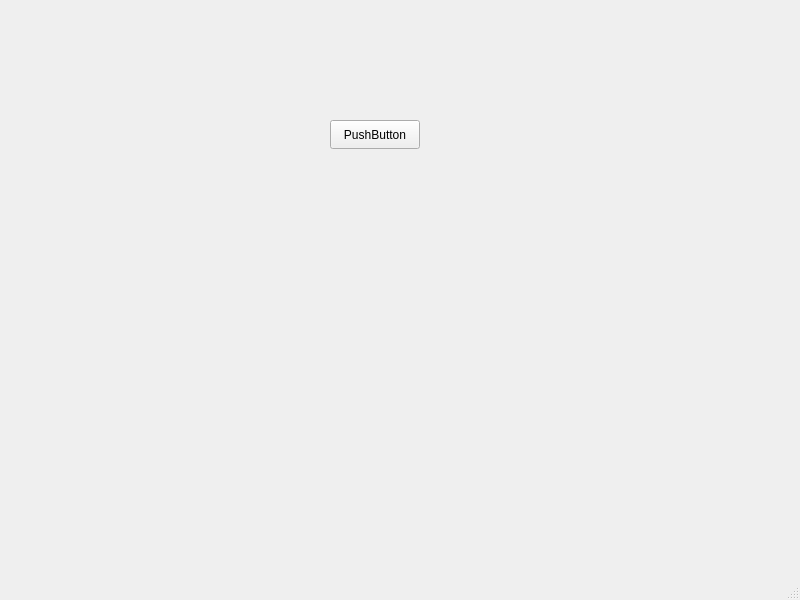
This is mainwindow.ui in AlysonVI/ComputacaoGrafica as Qt 5 draws it before an edit. The edited form follows.
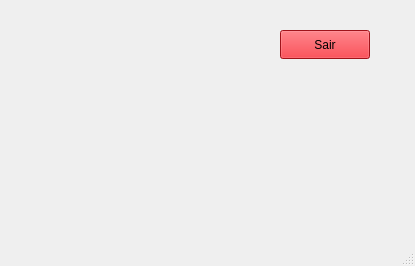
This is the edited form.

```diff
--- a/mainwindow.ui
+++ b/mainwindow.ui
@@ -6,8 +6,8 @@
    <rect>
     <x>0</x>
     <y>0</y>
-    <width>800</width>
-    <height>600</height>
+    <width>415</width>
+    <height>266</height>
    </rect>
   </property>
   <property name="windowTitle">
@@ -17,14 +17,483 @@
    <widget class="QPushButton" name="pushButton">
     <property name="geometry">
      <rect>
-      <x>330</x>
-      <y>120</y>
+      <x>280</x>
+      <y>30</y>
       <width>90</width>
       <height>29</height>
      </rect>
     </property>
+    <property name="palette">
+     <palette>
+      <active>
+       <colorrole role="WindowText">
+        <brush brushstyle="SolidPattern">
+         <color alpha="255">
+          <red>0</red>
+          <green>0</green>
+          <blue>0</blue>
+         </color>
+        </brush>
+       </colorrole>
+       <colorrole role="Button">
+        <brush brushstyle="SolidPattern">
+         <color alpha="255">
+          <red>224</red>
+          <green>27</green>
+          <blue>36</blue>
+         </color>
+        </brush>
+       </colorrole>
+       <colorrole role="Light">
+        <brush brushstyle="SolidPattern">
+         <color alpha="255">
+          <red>255</red>
+          <green>112</green>
+          <blue>118</blue>
+         </color>
+        </brush>
+       </colorrole>
+       <colorrole role="Midlight">
+        <brush brushstyle="SolidPattern">
+         <color alpha="255">
+          <red>239</red>
+          <green>69</green>
+          <blue>77</blue>
+         </color>
+        </brush>
+       </colorrole>
+       <colorrole role="Dark">
+        <brush brushstyle="SolidPattern">
+         <color alpha="255">
+          <red>112</red>
+          <green>13</green>
+          <blue>18</blue>
+         </color>
+        </brush>
+       </colorrole>
+       <colorrole role="Mid">
+        <brush brushstyle="SolidPattern">
+         <color alpha="255">
+          <red>149</red>
+          <green>18</green>
+          <blue>24</blue>
+         </color>
+        </brush>
+       </colorrole>
+       <colorrole role="Text">
+        <brush brushstyle="SolidPattern">
+         <color alpha="255">
+          <red>0</red>
+          <green>0</green>
+          <blue>0</blue>
+         </color>
+        </brush>
+       </colorrole>
+       <colorrole role="BrightText">
+        <brush brushstyle="SolidPattern">
+         <color alpha="255">
+          <red>255</red>
+          <green>255</green>
+          <blue>255</blue>
+         </color>
+        </brush>
+       </colorrole>
+       <colorrole role="ButtonText">
+        <brush brushstyle="SolidPattern">
+         <color alpha="255">
+          <red>0</red>
+          <green>0</green>
+          <blue>0</blue>
+         </color>
+        </brush>
+       </colorrole>
+       <colorrole role="Base">
+        <brush brushstyle="SolidPattern">
+         <color alpha="255">
+          <red>255</red>
+          <green>255</green>
+          <blue>255</blue>
+         </color>
+        </brush>
+       </colorrole>
+       <colorrole role="Window">
+        <brush brushstyle="SolidPattern">
+         <color alpha="255">
+          <red>224</red>
+          <green>27</green>
+          <blue>36</blue>
+         </color>
+        </brush>
+       </colorrole>
+       <colorrole role="Shadow">
+        <brush brushstyle="SolidPattern">
+         <color alpha="255">
+          <red>0</red>
+          <green>0</green>
+          <blue>0</blue>
+         </color>
+        </brush>
+       </colorrole>
+       <colorrole role="AlternateBase">
+        <brush brushstyle="SolidPattern">
+         <color alpha="255">
+          <red>239</red>
+          <green>141</green>
+          <blue>145</blue>
+         </color>
+        </brush>
+       </colorrole>
+       <colorrole role="ToolTipBase">
+        <brush brushstyle="SolidPattern">
+         <color alpha="255">
+          <red>255</red>
+          <green>255</green>
+          <blue>220</blue>
+         </color>
+        </brush>
+       </colorrole>
+       <colorrole role="ToolTipText">
+        <brush brushstyle="SolidPattern">
+         <color alpha="255">
+          <red>0</red>
+          <green>0</green>
+          <blue>0</blue>
+         </color>
+        </brush>
+       </colorrole>
+       <colorrole role="PlaceholderText">
+        <brush brushstyle="SolidPattern">
+         <color alpha="127">
+          <red>0</red>
+          <green>0</green>
+          <blue>0</blue>
+         </color>
+        </brush>
+       </colorrole>
+       <colorrole role="Accent">
+        <brush brushstyle="SolidPattern">
+         <color alpha="255">
+          <red>255</red>
+          <green>255</green>
+          <blue>255</blue>
+         </color>
+        </brush>
+       </colorrole>
+      </active>
+      <inactive>
+       <colorrole role="WindowText">
+        <brush brushstyle="SolidPattern">
+         <color alpha="255">
+          <red>0</red>
+          <green>0</green>
+          <blue>0</blue>
+         </color>
+        </brush>
+       </colorrole>
+       <colorrole role="Button">
+        <brush brushstyle="SolidPattern">
+         <color alpha="255">
+          <red>224</red>
+          <green>27</green>
+          <blue>36</blue>
+         </color>
+        </brush>
+       </colorrole>
+       <colorrole role="Light">
+        <brush brushstyle="SolidPattern">
+         <color alpha="255">
+          <red>255</red>
+          <green>112</green>
+          <blue>118</blue>
+         </color>
+        </brush>
+       </colorrole>
+       <colorrole role="Midlight">
+        <brush brushstyle="SolidPattern">
+         <color alpha="255">
+          <red>239</red>
+          <green>69</green>
+          <blue>77</blue>
+         </color>
+        </brush>
+       </colorrole>
+       <colorrole role="Dark">
+        <brush brushstyle="SolidPattern">
+         <color alpha="255">
+          <red>112</red>
+          <green>13</green>
+          <blue>18</blue>
+         </color>
+        </brush>
+       </colorrole>
+       <colorrole role="Mid">
+        <brush brushstyle="SolidPattern">
+         <color alpha="255">
+          <red>149</red>
+          <green>18</green>
+          <blue>24</blue>
+         </color>
+        </brush>
+       </colorrole>
+       <colorrole role="Text">
+        <brush brushstyle="SolidPattern">
+         <color alpha="255">
+          <red>0</red>
+          <green>0</green>
+          <blue>0</blue>
+         </color>
+        </brush>
+       </colorrole>
+       <colorrole role="BrightText">
+        <brush brushstyle="SolidPattern">
+         <color alpha="255">
+          <red>255</red>
+          <green>255</green>
+          <blue>255</blue>
+         </color>
+        </brush>
+       </colorrole>
+       <colorrole role="ButtonText">
+        <brush brushstyle="SolidPattern">
+         <color alpha="255">
+          <red>0</red>
+          <green>0</green>
+          <blue>0</blue>
+         </color>
+        </brush>
+       </colorrole>
+       <colorrole role="Base">
+        <brush brushstyle="SolidPattern">
+         <color alpha="255">
+          <red>255</red>
+          <green>255</green>
+          <blue>255</blue>
+         </color>
+        </brush>
+       </colorrole>
+       <colorrole role="Window">
+        <brush brushstyle="SolidPattern">
+         <color alpha="255">
+          <red>224</red>
+          <green>27</green>
+          <blue>36</blue>
+         </color>
+        </brush>
+       </colorrole>
+       <colorrole role="Shadow">
+        <brush brushstyle="SolidPattern">
+         <color alpha="255">
+          <red>0</red>
+          <green>0</green>
+          <blue>0</blue>
+         </color>
+        </brush>
+       </colorrole>
+       <colorrole role="AlternateBase">
+        <brush brushstyle="SolidPattern">
+         <color alpha="255">
+          <red>239</red>
+          <green>141</green>
+          <blue>145</blue>
+         </color>
+        </brush>
+       </colorrole>
+       <colorrole role="ToolTipBase">
+        <brush brushstyle="SolidPattern">
+         <color alpha="255">
+          <red>255</red>
+          <green>255</green>
+          <blue>220</blue>
+         </color>
+        </brush>
+       </colorrole>
+       <colorrole role="ToolTipText">
+        <brush brushstyle="SolidPattern">
+         <color alpha="255">
+          <red>0</red>
+          <green>0</green>
+          <blue>0</blue>
+         </color>
+        </brush>
+       </colorrole>
+       <colorrole role="PlaceholderText">
+        <brush brushstyle="SolidPattern">
+         <color alpha="127">
+          <red>0</red>
+          <green>0</green>
+          <blue>0</blue>
+         </color>
+        </brush>
+       </colorrole>
+       <colorrole role="Accent">
+        <brush brushstyle="SolidPattern">
+         <color alpha="255">
+          <red>255</red>
+          <green>255</green>
+          <blue>255</blue>
+         </color>
+        </brush>
+       </colorrole>
+      </inactive>
+      <disabled>
+       <colorrole role="WindowText">
+        <brush brushstyle="SolidPattern">
+         <color alpha="255">
+          <red>112</red>
+          <green>13</green>
+          <blue>18</blue>
+         </color>
+        </brush>
+       </colorrole>
+       <colorrole role="Button">
+        <brush brushstyle="SolidPattern">
+         <color alpha="255">
+          <red>224</red>
+          <green>27</green>
+          <blue>36</blue>
+         </color>
+        </brush>
+       </colorrole>
+       <colorrole role="Light">
+        <brush brushstyle="SolidPattern">
+         <color alpha="255">
+          <red>255</red>
+          <green>112</green>
+          <blue>118</blue>
+         </color>
+        </brush>
+       </colorrole>
+       <colorrole role="Midlight">
+        <brush brushstyle="SolidPattern">
+         <color alpha="255">
+          <red>239</red>
+          <green>69</green>
+          <blue>77</blue>
+         </color>
+        </brush>
+       </colorrole>
+       <colorrole role="Dark">
+        <brush brushstyle="SolidPattern">
+         <color alpha="255">
+          <red>112</red>
+          <green>13</green>
+          <blue>18</blue>
+         </color>
+        </brush>
+       </colorrole>
+       <colorrole role="Mid">
+        <brush brushstyle="SolidPattern">
+         <color alpha="255">
+          <red>149</red>
+          <green>18</green>
+          <blue>24</blue>
+         </color>
+        </brush>
+       </colorrole>
+       <colorrole role="Text">
+        <brush brushstyle="SolidPattern">
+         <color alpha="255">
+          <red>112</red>
+          <green>13</green>
+          <blue>18</blue>
+         </color>
+        </brush>
+       </colorrole>
+       <colorrole role="BrightText">
+        <brush brushstyle="SolidPattern">
+         <color alpha="255">
+          <red>255</red>
+          <green>255</green>
+          <blue>255</blue>
+         </color>
+        </brush>
+       </colorrole>
+       <colorrole role="ButtonText">
+        <brush brushstyle="SolidPattern">
+         <color alpha="255">
+          <red>112</red>
+          <green>13</green>
+          <blue>18</blue>
+         </color>
+        </brush>
+       </colorrole>
+       <colorrole role="Base">
+        <brush brushstyle="SolidPattern">
+         <color alpha="255">
+          <red>224</red>
+          <green>27</green>
+          <blue>36</blue>
+         </color>
+        </brush>
+       </colorrole>
+       <colorrole role="Window">
+        <brush brushstyle="SolidPattern">
+         <color alpha="255">
+          <red>224</red>
+          <green>27</green>
+          <blue>36</blue>
+         </color>
+        </brush>
+       </colorrole>
+       <colorrole role="Shadow">
+        <brush brushstyle="SolidPattern">
+         <color alpha="255">
+          <red>0</red>
+          <green>0</green>
+          <blue>0</blue>
+         </color>
+        </brush>
+       </colorrole>
+       <colorrole role="AlternateBase">
+        <brush brushstyle="SolidPattern">
+         <color alpha="255">
+          <red>224</red>
+          <green>27</green>
+          <blue>36</blue>
+         </color>
+        </brush>
+       </colorrole>
+       <colorrole role="ToolTipBase">
+        <brush brushstyle="SolidPattern">
+         <color alpha="255">
+          <red>255</red>
+          <green>255</green>
+          <blue>220</blue>
+         </color>
+        </brush>
+       </colorrole>
+       <colorrole role="ToolTipText">
+        <brush brushstyle="SolidPattern">
+         <color alpha="255">
+          <red>0</red>
+          <green>0</green>
+          <blue>0</blue>
+         </color>
+        </brush>
+       </colorrole>
+       <colorrole role="PlaceholderText">
+        <brush brushstyle="SolidPattern">
+         <color alpha="127">
+          <red>112</red>
+          <green>13</green>
+          <blue>18</blue>
+         </color>
+        </brush>
+       </colorrole>
+       <colorrole role="Accent">
+        <brush brushstyle="SolidPattern">
+         <color alpha="255">
+          <red>255</red>
+          <green>67</green>
+          <blue>76</blue>
+         </color>
+        </brush>
+       </colorrole>
+      </disabled>
+     </palette>
+    </property>
     <property name="text">
-     <string>PushButton</string>
+     <string>Sair</string>
     </property>
    </widget>
   </widget>
```
Left out of the diff: 23 changed lines with no effect on the pictures.
